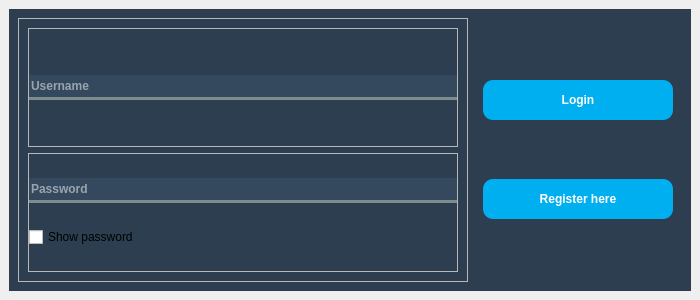
Above: frontend/Login.ui from nhatlam96/gui-xtraktor before the change. Below: the same form after it.
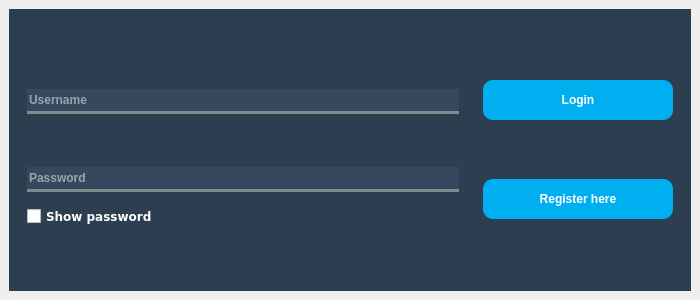
That is the form after the change.

Commit message: Repeat password bei Register.py und Show Password bei Login.py

The edit to the form file:
```diff
--- a/frontend/Login.ui
+++ b/frontend/Login.ui
@@ -53,16 +53,19 @@
        <item>
         <widget class="QFrame" name="frame_2">
          <property name="frameShape">
-          <enum>QFrame::StyledPanel</enum>
+          <enum>QFrame::NoFrame</enum>
          </property>
          <property name="frameShadow">
           <enum>QFrame::Raised</enum>
          </property>
+         <property name="lineWidth">
+          <number>1</number>
+         </property>
          <layout class="QVBoxLayout" name="verticalLayout">
           <item>
            <widget class="QFrame" name="frame_5">
             <property name="frameShape">
-             <enum>QFrame::StyledPanel</enum>
+             <enum>QFrame::NoFrame</enum>
             </property>
             <property name="frameShadow">
              <enum>QFrame::Raised</enum>
@@ -75,7 +78,7 @@
               <number>0</number>
              </property>
              <property name="topMargin">
-              <number>0</number>
+              <number>30</number>
              </property>
              <property name="rightMargin">
               <number>0</number>
@@ -119,7 +122,7 @@
           <item>
            <widget class="QFrame" name="frame_4">
             <property name="frameShape">
-             <enum>QFrame::StyledPanel</enum>
+             <enum>QFrame::NoFrame</enum>
             </property>
             <property name="frameShadow">
              <enum>QFrame::Raised</enum>
@@ -138,7 +141,7 @@
               <number>0</number>
              </property>
              <property name="bottomMargin">
-              <number>0</number>
+              <number>30</number>
              </property>
              <item>
               <widget class="QLineEdit" name="passwordLineEdit">
@@ -172,6 +175,17 @@
              </item>
              <item>
               <widget class="QCheckBox" name="showPasswordCheckBox">
+               <property name="font">
+                <font>
+                 <family>DejaVu Sans</family>
+                 <pointsize>9</pointsize>
+                 <weight>75</weight>
+                 <bold>true</bold>
+                </font>
+               </property>
+               <property name="styleSheet">
+                <string notr="true">color: white;</string>
+               </property>
                <property name="text">
                 <string>Show password</string>
                </property>
```
The commit also changes 6 other files.
